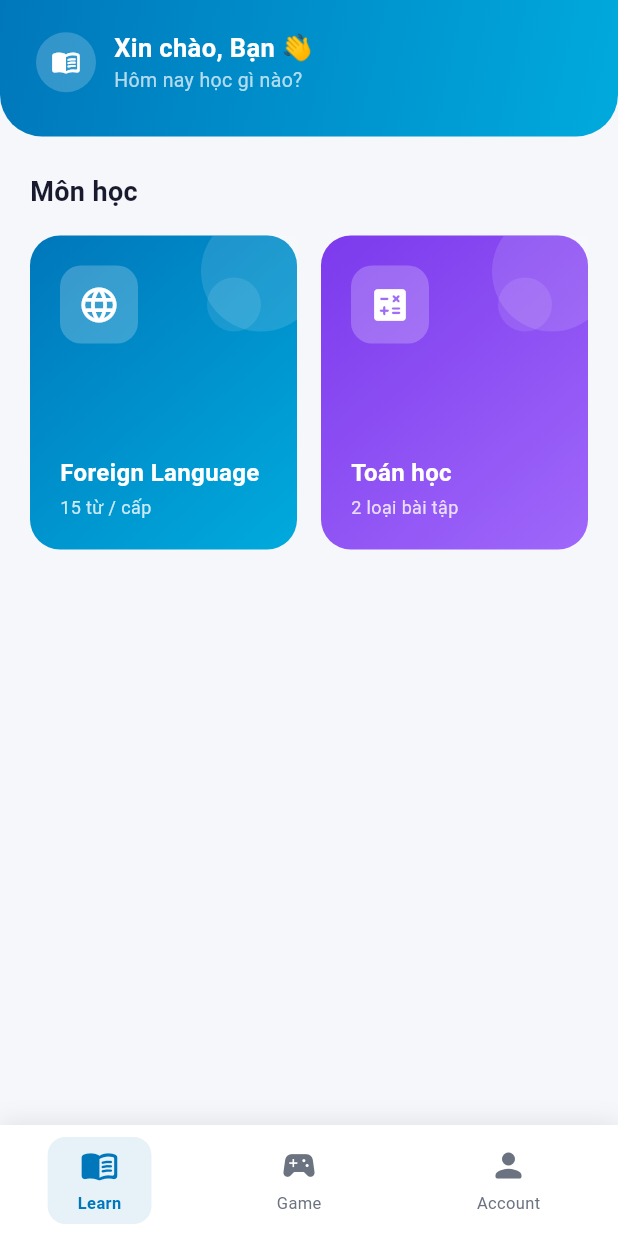
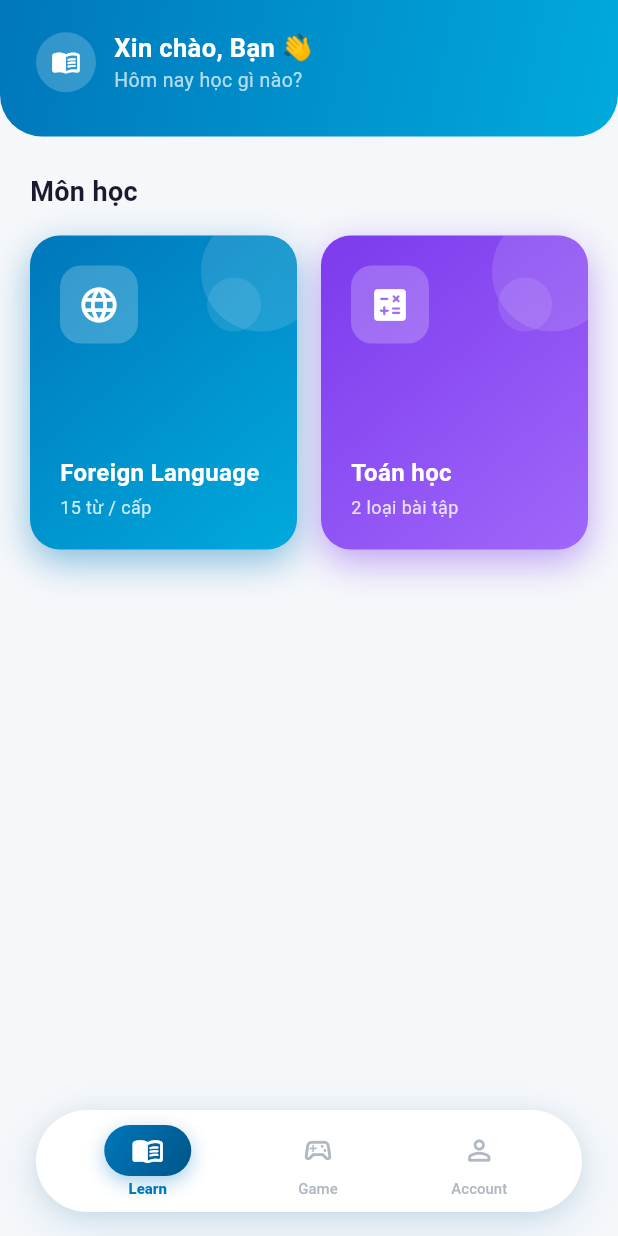
Before and after one commit to Aurora241/HocZiTa, a Flutter app: the HomeScreen screen opened directly, on a phone screen of 412 x 824 dp. Run offline on Flutter 3.47's test engine with Material 3 defaults, Android fonts, the phone set to English and light mode, and no system bars; drawn by our look-alikes of flutter_animate; our stand-ins replace flutter_riverpod, image_picker, lottie, shared_preferences; accounts and stored records are empty.

Commit message:
feat: floating nav bar, soft shadows, flutter_animate
- Floating pill-style nav bar with slide-in entrance animation
- Soft colored shadows on category cards (game & learn screens)
- Add flutter_animate ^4.5.0 dependency

```diff
--- a/lib/features/game/game_screen.dart
+++ b/lib/features/game/game_screen.dart
@@ -195,6 +195,13 @@ class _CategoryCard extends StatelessWidget {
             colors: [startColor, endColor],
           ),
           borderRadius: BorderRadius.circular(20),
+          boxShadow: [
+            BoxShadow(
+              color: startColor.withValues(alpha: 0.45),
+              blurRadius: 20,
+              offset: const Offset(0, 8),
+            ),
+          ],
         ),
         child: Stack(
           children: [
--- a/lib/features/home/home_screen.dart
+++ b/lib/features/home/home_screen.dart
@@ -1,4 +1,5 @@
 import 'package:flutter/material.dart';
+import 'package:flutter_animate/flutter_animate.dart';
 import 'package:flutter_riverpod/flutter_riverpod.dart';
 import '../../core/constants/app_colors.dart';
 import '../learn/learn_screen.dart';
@@ -24,7 +25,6 @@ class _HomeScreenState extends ConsumerState<HomeScreen> {
   ];
 
   void _onTabTapped(int index, bool isLoggedIn) {
-    // Game và Account cần đăng nhập
     if (index != 0 && !isLoggedIn) {
       _showLoginRequired(index);
       return;
@@ -65,11 +65,12 @@ class _HomeScreenState extends ConsumerState<HomeScreen> {
         body: Center(child: Text('Có lỗi xảy ra')),
       ),
       data: (isLoggedIn) => Scaffold(
+        extendBody: true,
         body: IndexedStack(
           index: _selectedIndex,
           children: screens,
         ),
-        bottomNavigationBar: _BottomNav(
+        bottomNavigationBar: _FloatingNavBar(
           selectedIndex: _selectedIndex,
           isLoggedIn: isLoggedIn,
           onTap: (i) => _onTabTapped(i, isLoggedIn),
@@ -81,12 +82,12 @@ class _HomeScreenState extends ConsumerState<HomeScreen> {
 
 // ─────────────────────────────────────────────────────────────────────────────
 
-class _BottomNav extends StatelessWidget {
+class _FloatingNavBar extends StatelessWidget {
   final int selectedIndex;
   final bool isLoggedIn;
   final ValueChanged<int> onTap;
 
-  const _BottomNav({
+  const _FloatingNavBar({
     required this.selectedIndex,
     required this.isLoggedIn,
     required this.onTap,
@@ -95,91 +96,131 @@ class _BottomNav extends StatelessWidget {
   @override
   Widget build(BuildContext context) {
     return Container(
+      padding: const EdgeInsets.fromLTRB(24, 0, 24, 16),
+      decoration: const BoxDecoration(color: Colors.transparent),
+      child: Container(
+        height: 68,
         decoration: BoxDecoration(
           color: Colors.white,
+          borderRadius: BorderRadius.circular(34),
           boxShadow: [
             BoxShadow(
-            color: Colors.black.withValues(alpha: 0.08),
-            blurRadius: 12,
-            offset: const Offset(0, -3),
+              color: AppColors.primary.withValues(alpha: 0.15),
+              blurRadius: 24,
+              offset: const Offset(0, 8),
+            ),
+            BoxShadow(
+              color: Colors.black.withValues(alpha: 0.06),
+              blurRadius: 10,
+              offset: const Offset(0, 2),
             ),
           ],
         ),
-      child: SafeArea(
-        child: Padding(
-          padding: const EdgeInsets.symmetric(vertical: 8),
         child: Row(
-            mainAxisAlignment: MainAxisAlignment.spaceAround,
+          mainAxisAlignment: MainAxisAlignment.spaceEvenly,
           children: [
             _NavItem(
-                icon: Icons.menu_book_rounded,
+              icon: Icons.menu_book_outlined,
+              activeIcon: Icons.menu_book_rounded,
               label: 'Learn',
-                isSelected: selectedIndex == 0,
+              isActive: selectedIndex == 0,
               onTap: () => onTap(0),
             ),
             _NavItem(
-                icon: Icons.sports_esports_rounded,
+              icon: Icons.sports_esports_outlined,
+              activeIcon: Icons.sports_esports_rounded,
               label: 'Game',
-                isSelected: selectedIndex == 1,
+              isActive: selectedIndex == 1,
               isLocked: !isLoggedIn,
               onTap: () => onTap(1),
             ),
             _NavItem(
-                icon: Icons.person_rounded,
+              icon: Icons.person_outline_rounded,
+              activeIcon: Icons.person_rounded,
               label: 'Account',
-                isSelected: selectedIndex == 2,
+              isActive: selectedIndex == 2,
               isLocked: !isLoggedIn,
               onTap: () => onTap(2),
             ),
           ],
         ),
       ),
-      ),
+    ).animate().slideY(
+          begin: 1.0,
+          end: 0,
+          curve: Curves.easeOutQuint,
+          duration: 500.ms,
         );
   }
 }
 
+// ─────────────────────────────────────────────────────────────────────────────
+
 class _NavItem extends StatelessWidget {
   final IconData icon;
+  final IconData activeIcon;
   final String label;
-  final bool isSelected;
+  final bool isActive;
   final bool isLocked;
   final VoidCallback onTap;
 
   const _NavItem({
     required this.icon,
+    required this.activeIcon,
     required this.label,
-    required this.isSelected,
+    required this.isActive,
     this.isLocked = false,
     required this.onTap,
   });
 
   @override
   Widget build(BuildContext context) {
-    final color = isSelected ? AppColors.primary : AppColors.textSecondary;
-
     return GestureDetector(
       onTap: onTap,
       behavior: HitTestBehavior.opaque,
-      child: AnimatedContainer(
-        duration: const Duration(milliseconds: 200),
-        padding: const EdgeInsets.symmetric(horizontal: 20, vertical: 6),
-        decoration: BoxDecoration(
-          color: isSelected
-              ? AppColors.primary.withValues(alpha: 0.1)
-              : Colors.transparent,
-          borderRadius: BorderRadius.circular(12),
-        ),
+      child: Padding(
+        padding: const EdgeInsets.symmetric(horizontal: 16, vertical: 10),
         child: Column(
           mainAxisSize: MainAxisSize.min,
           children: [
             Stack(
               clipBehavior: Clip.none,
               children: [
-                Icon(icon, color: color, size: 26),
+                AnimatedContainer(
+                  duration: const Duration(milliseconds: 300),
+                  curve: Curves.easeOutCubic,
+                  padding: EdgeInsets.symmetric(
+                    horizontal: isActive ? 18 : 12,
+                    vertical: 6,
+                  ),
+                  decoration: BoxDecoration(
+                    gradient: isActive
+                        ? const LinearGradient(
+                            colors: [AppColors.primary, AppColors.primaryDark],
+                            begin: Alignment.topLeft,
+                            end: Alignment.bottomRight,
+                          )
+                        : null,
+                    borderRadius: BorderRadius.circular(20),
+                    boxShadow: isActive
+                        ? [
+                            BoxShadow(
+                              color: AppColors.primary.withValues(alpha: 0.35),
+                              blurRadius: 10,
+                              offset: const Offset(0, 4),
+                            ),
+                          ]
+                        : null,
+                  ),
+                  child: Icon(
+                    isActive ? activeIcon : icon,
+                    color: isActive ? Colors.white : AppColors.textHint,
+                    size: 22,
+                  ),
+                ),
                 if (isLocked)
                   Positioned(
-                    right: -6,
+                    right: -4,
                     top: -4,
                     child: Container(
                       padding: const EdgeInsets.all(2),
@@ -196,15 +237,15 @@ class _NavItem extends StatelessWidget {
                   ),
               ],
             ),
-            const SizedBox(height: 4),
-            Text(
-              label,
+            const SizedBox(height: 3),
+            AnimatedDefaultTextStyle(
+              duration: const Duration(milliseconds: 200),
               style: TextStyle(
-                color: color,
-                fontSize: 11,
-                fontWeight:
-                    isSelected ? FontWeight.w600 : FontWeight.normal,
+                fontSize: 10,
+                fontWeight: isActive ? FontWeight.w800 : FontWeight.w500,
+                color: isActive ? AppColors.primary : AppColors.textHint,
               ),
+              child: Text(label),
             ),
           ],
         ),
@@ -213,8 +254,6 @@ class _NavItem extends StatelessWidget {
   }
 }
 
-// ─────────────────────────────────────────────────────────────────────────────
-// Bottom sheet yêu cầu đăng nhập
 // ─────────────────────────────────────────────────────────────────────────────
 
 class _LoginRequiredSheet extends StatelessWidget {
--- a/lib/features/learn/learn_screen.dart
+++ b/lib/features/learn/learn_screen.dart
@@ -177,6 +177,13 @@ class _CategoryCard extends StatelessWidget {
             colors: [startColor, endColor],
           ),
           borderRadius: BorderRadius.circular(20),
+          boxShadow: [
+            BoxShadow(
+              color: startColor.withValues(alpha: 0.45),
+              blurRadius: 20,
+              offset: const Offset(0, 8),
+            ),
+          ],
         ),
         child: Stack(
           children: [
--- a/pubspec.yaml
+++ b/pubspec.yaml
@@ -50,6 +50,9 @@ dependencies:
 
   # Lottie animation
   lottie: ^3.3.1
+
+  # Animation helpers
+  flutter_animate: ^4.5.0
 
 dev_dependencies:
   flutter_test:
```
Also changed, not shown: pubspec.lock. Lines whose indentation alone changed are shown as unchanged.
